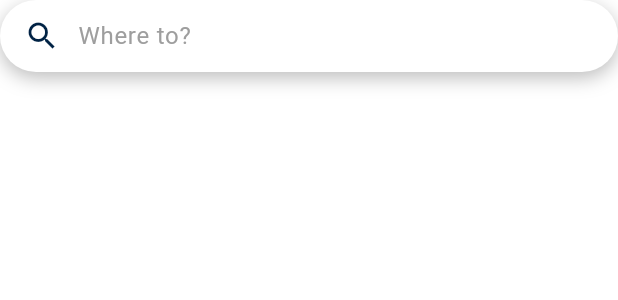
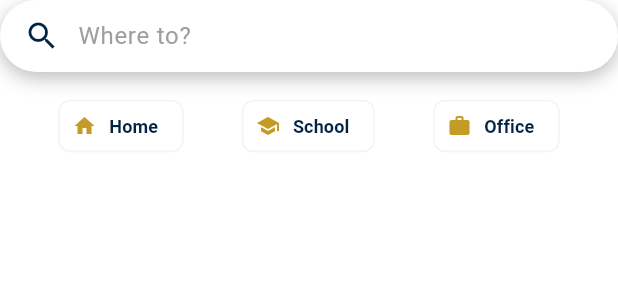
Before and after one commit to lavanya-vanwyk/GauX, a Flutter app: the AddressSearchBar widget shown alone on an empty page, opened directly, on a phone screen of 412 x 824 dp. Shown: the top 300 px of the screen. Run offline on Flutter 3.47's test engine with Material 3 defaults, Android fonts, the phone set to English and light mode, and no system bars; our stand-ins replace flutter_dotenv, flutter_map, latlong2, permission_handler, shared_preferences, video_player; accounts and stored records are empty; network calls fail.

Commit message:
feat: add quick select chips for common locations (home, school, office)

```diff
--- a/gau_x/lib/features/trip_tracking/presentation/widgets/address_search_bar.dart
+++ b/gau_x/lib/features/trip_tracking/presentation/widgets/address_search_bar.dart
@@ -21,6 +21,13 @@ class _AddressSearchBarState extends State<AddressSearchBar> {
   Timer? _debounce;
   List<Map<String, dynamic>> _suggestions = [];
   bool _isSearching = false;
+
+  // Mock quick locations for MVP
+  final List<Map<String, dynamic>> _quickLocations = [
+    {'name': 'Home', 'lat': -25.7479, 'lon': 28.1890},
+    {'name': 'School', 'lat': -25.7538, 'lon': 28.1887},
+    {'name': 'Office', 'lat': -26.1075, 'lon': 28.0567},
+  ];
 
   void _onSearchChanged(String query) {
     if (_debounce?.isActive ?? false) _debounce!.cancel();
@@ -172,6 +179,30 @@ class _AddressSearchBarState extends State<AddressSearchBar> {
               ),
             ),
 
+            // Quick Select Chips
+            if (_controller.text.isEmpty && _suggestions.isEmpty)
+              Padding(
+                padding: const EdgeInsets.only(top: 12.0),
+                child: Row(
+                  mainAxisAlignment: MainAxisAlignment.spaceEvenly,
+                  children: _quickLocations.map((location) => ActionChip(
+                    backgroundColor: AppColors.white,
+                    side: const BorderSide(color: AppColors.lightGrey),
+                    avatar: Icon(
+                      location['name'] == 'Home' ? Icons.home :
+                      location['name'].contains('School') ? Icons.school : Icons.work,
+                      color: AppColors.gautrainGold,
+                      size: 16,
+                    ),
+                    label: Text(
+                      location['name'].toString().split(' ').first,
+                      style: const TextStyle(color: AppColors.gautrainNavy, fontSize: 12, fontWeight: FontWeight.bold),
+                    ),
+                    onPressed: () => _selectSuggestion(context, location),
+                  )).toList(),
+                ),
+              ),
+
             if (_suggestions.isNotEmpty)
               Container(
                 margin: const EdgeInsets.only(top: 8),
```
